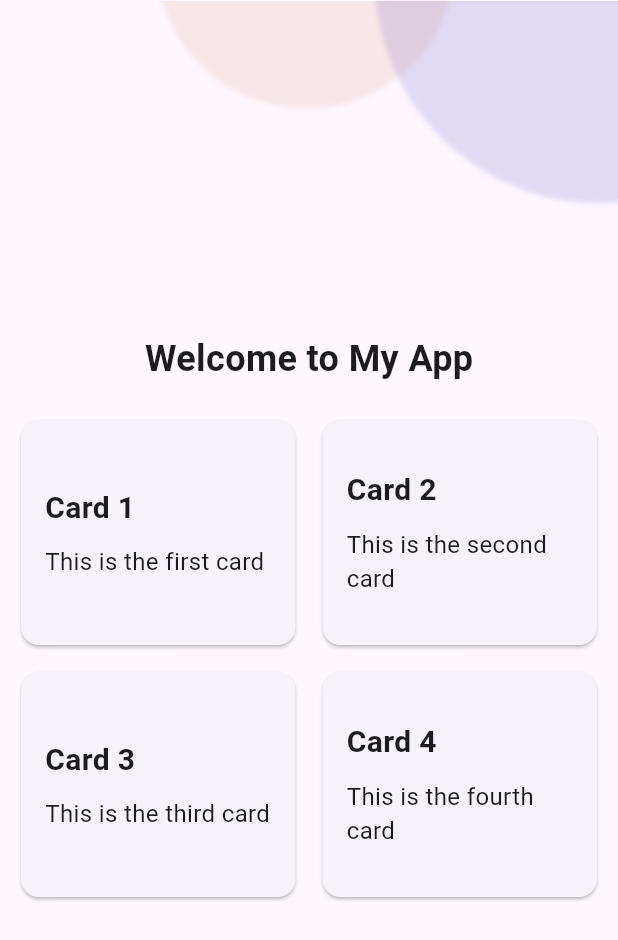
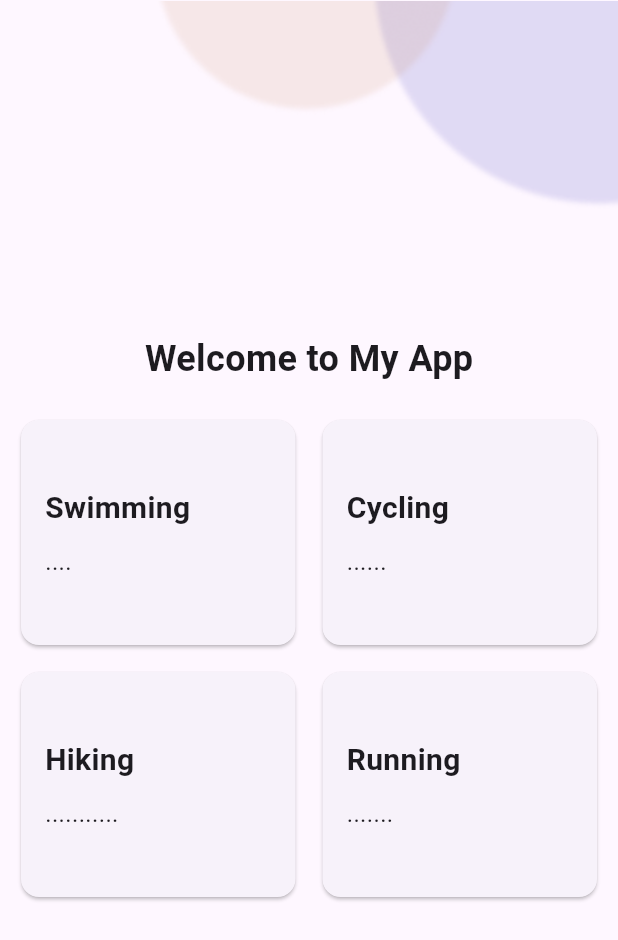
Before and after one commit to 2504pratik/club_plus, a Flutter app: the screen it shows after launch, on a phone screen of 412 x 824 dp. Shown: the top 940 px of the screen. Run offline on Flutter 3.47's test engine with Material 3 defaults, Android fonts, the phone set to English and light mode, and no system bars.

Commit message:
Added names

```diff
--- a/lib/homepage/challenge_box.dart
+++ b/lib/homepage/challenge_box.dart
@@ -38,16 +38,16 @@ class ChallengeBox extends StatelessWidget {
                       SizedBox(width: 10),
                       Expanded(
                         child: CardWidget(
-                          title: 'Card 1',
-                          description: 'This is the first card',
+                          title: 'Swimming',
+                          description: '....',
                            backgroundImagePath: 'images/swimming.jpg',
                         ),
                       ),
                       SizedBox(width: 10),
                       Expanded(
                         child: CardWidget(
-                          title: 'Card 2',
-                          description: 'This is the second card',
+                          title: 'Cycling',
+                          description: '......',
                           backgroundImagePath: 'images/hiking.jpg',
                         ),
                       ),
@@ -61,16 +61,16 @@ class ChallengeBox extends StatelessWidget {
                       SizedBox(width: 10),
                       Expanded(
                         child: CardWidget(
-                          title: 'Card 3',
-                          description: 'This is the third card',
+                          title: 'Hiking',
+                          description: '...........',
                            backgroundImagePath: 'images/running.jpg',
                         ),
                       ),
                       SizedBox(width: 10),
                       Expanded(
                         child: CardWidget(
-                          title: 'Card 4',
-                          description: 'This is the fourth card',
+                          title: 'Running',
+                          description: '.......',
                            backgroundImagePath: 'images/cycling.png',
                         ),
                       ),
```
